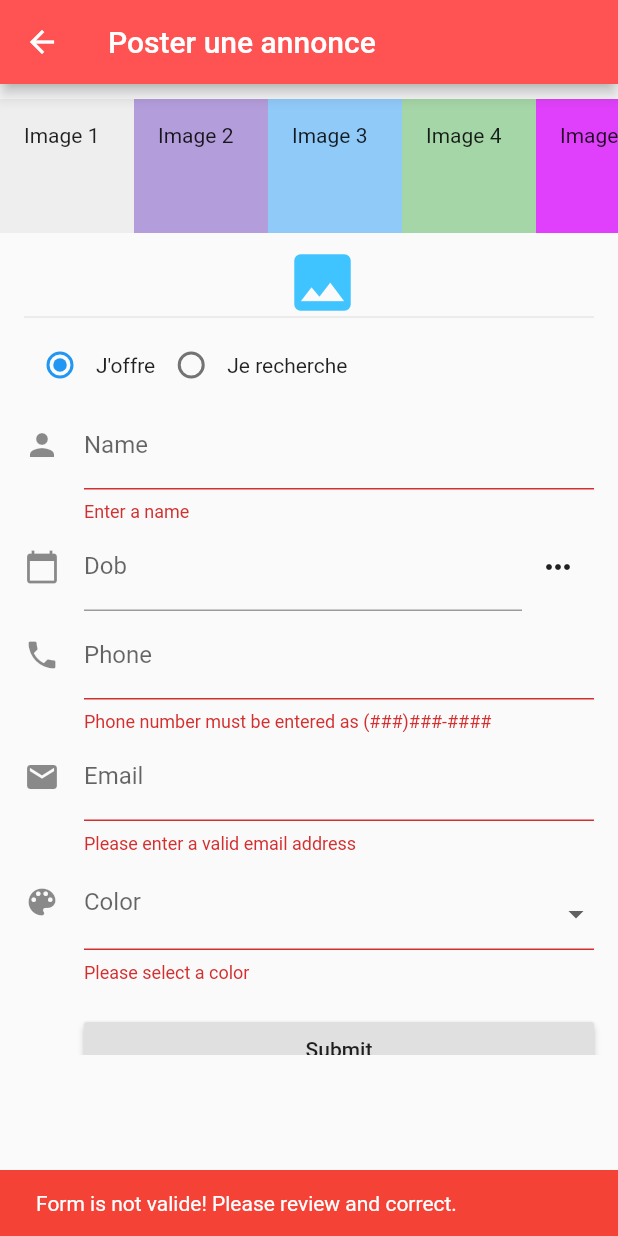
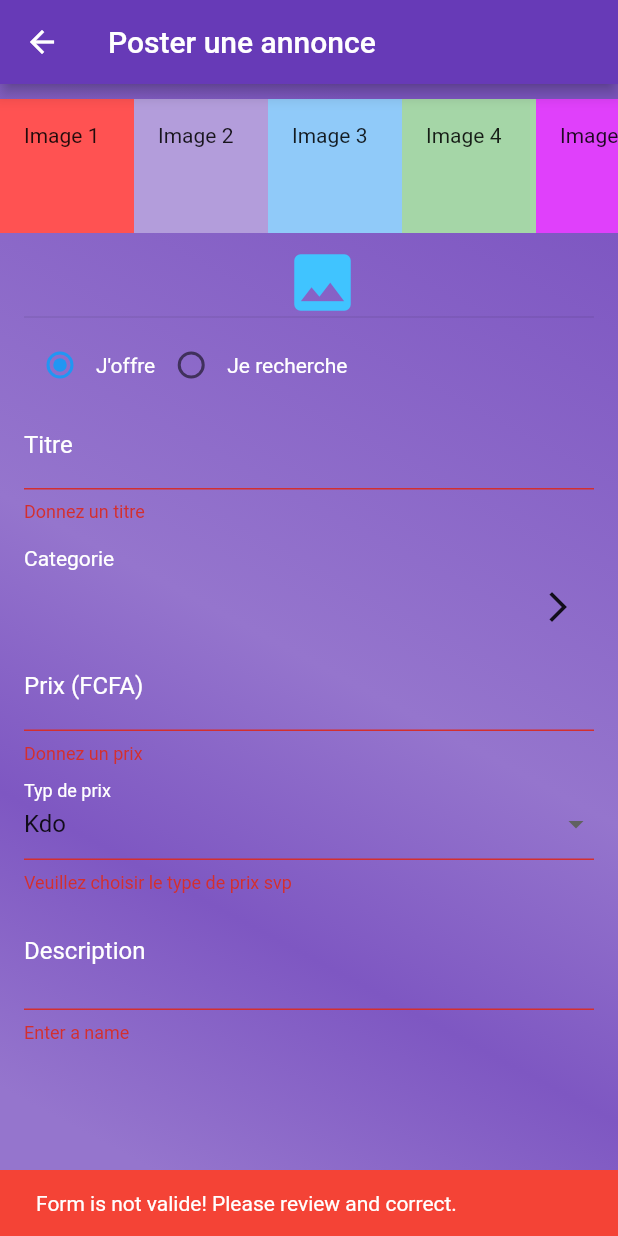
Before and after one commit to DuclosNgassa/eMarket_app, a Flutter app: the Post screen opened directly, after a tap on "Submit", on a phone screen of 412 x 824 dp. Run offline on Flutter 3.47's test engine with Material 2 defaults, Android fonts, the phone set to English and light mode, and no system bars.

Commit message:
Post-Form: Refractoring Post-Entity

```diff
--- /dev/null
+++ b/lib/component/custom_linear_gradient.dart
@@ -0,0 +1,27 @@
+import 'package:flutter/material.dart';
+
+class CustomLinearGradient extends StatelessWidget {
+  final Widget myChild;
+
+  CustomLinearGradient({this.myChild});
+
+  @override
+  Widget build(BuildContext context) {
+    return Container(
+      decoration: BoxDecoration(
+        gradient: LinearGradient(
+          begin: Alignment.topRight,
+          end: Alignment.bottomLeft,
+          stops: [0.1, 0.5, 0.7, 0.9],
+          colors: [
+            Colors.deepPurple[400],
+            Colors.deepPurple[300],
+            Colors.deepPurple[400],
+            Colors.deepPurple[300],
+          ],
+        ),
+      ),
+      child: myChild,
+    );
+  }
+}
--- a/lib/custom_widget/custom_multi_image_picker.dart
+++ b/lib/custom_widget/custom_multi_image_picker.dart
@@ -20,7 +20,7 @@ class CustomMultiImagePickerState extends State<CustomMultiImagePicker> {
         Container(
           padding: EdgeInsets.all(16.0),
           child: Text("Image 1"),
-          color: Colors.grey[200],
+          color: Colors.redAccent[200],
         ),
         Container(
           padding: EdgeInsets.all(16.0),
--- a/lib/form/post_form.dart
+++ b/lib/form/post_form.dart
@@ -4,7 +4,9 @@ import 'package:flutter/services.dart';
 import 'package:intl/intl.dart';
 import '../converter/date_converter.dart';
 import '../validator/form_validator.dart';
-import '../model/contact.dart';
+import '../model/posttyp.dart';
+import '../model/post.dart';
+import '../pages/categorie_page.dart';
 
 class PostForm extends StatefulWidget {
   PostForm({Key key, this.scaffoldKey}) : super(key: key);
@@ -14,21 +16,30 @@ class PostForm extends StatefulWidget {
   CustomFormState createState() => new CustomFormState(Colors.lightBlueAccent);
 }
 
-enum PostTyp { offer, search }
-
 class CustomFormState extends State<PostForm> {
   final Color color;
   final GlobalKey<FormState> _formKey = new GlobalKey<FormState>();
   final TextEditingController _controller = new TextEditingController();
   PostTyp _postTyp = PostTyp.offer;
+  String _categorie = '';
+
+/*
+  TextEditingController titleController = TextEditingController();
+  TextEditingController categorieController = TextEditingController();
+  TextEditingController priceController = TextEditingController();
+  TextEditingController descriptionController = TextEditingController();
+*/
 
   CustomFormState(this.color);
 
-  List<String> _colors = <String>['', 'red', 'green', 'orange'];
-  String _color = '';
-  DateConverter dateConverter = new DateConverter();
+  List<String> _priceTyps = <String>['Kdo', 'Negociable', 'Fixe'];
+  String _priceTyp = 'Kdo';
+
+  // DateConverter dateConverter = new DateConverter();
   FormValidator formValidator = new FormValidator();
-  Contact newContact = new Contact();
+
+  //Contact newContact = new Contact();
+  Post newPost = new Post();
 
   void showMessage(String message, [MaterialColor color = Colors.red]) {
     widget.scaffoldKey.currentState.showSnackBar(new SnackBar(
@@ -44,13 +55,12 @@ class CustomFormState extends State<PostForm> {
       alignment: Alignment.center,
       child: Form(
         key: _formKey,
-        autovalidate: true,
+        autovalidate: false,
         child: ListView(
           padding: const EdgeInsets.symmetric(horizontal: 16.0),
           children: <Widget>[
             Divider(),
-            Container(
-              child: Row(
+            Row(
               children: <Widget>[
                 Radio(
                   value: PostTyp.offer,
@@ -61,7 +71,10 @@ class CustomFormState extends State<PostForm> {
                     });
                   },
                 ),
-                  Text("J'offre"),
+                Text(
+                  "J'offre",
+                  style: new TextStyle(color: Colors.white),
+                ),
                 Radio(
                   value: PostTyp.search,
                   groupValue: _postTyp,
@@ -71,100 +84,85 @@ class CustomFormState extends State<PostForm> {
                     });
                   },
                 ),
-                  Text("Je recherche"),
+                Text(
+                  "Je recherche",
+                  style: new TextStyle(color: Colors.white),
+                ),
+              ],
+            ),
+            TextFormField(
+              decoration: const InputDecoration(
+                hintText: 'Donnez le titre de votre post',
+                labelText: 'Titre',
+                labelStyle: TextStyle(color: Colors.white),
+              ),
+              inputFormatters: [
+                LengthLimitingTextInputFormatter(30),
+              ],
+              validator: (val) =>
+                  formValidator.isEmptyText(val) ? 'Donnez un titre' : null,
+              onSaved: (val) => newPost.title = val,
+            ),
+            Container(
+              child: Column(
+                crossAxisAlignment: CrossAxisAlignment.start,
+                children: <Widget>[
+                  Padding(
+                    padding: const EdgeInsets.only(top: 16.0),
+                    child: Text(
+                      "Categorie",
+                      style: TextStyle(color: Colors.white),
+                    ),
+                  ),
+                  Row(
+                    children: <Widget>[
+                      new Expanded(
+                        child: Text(_categorie),
+                      ),
+                      IconButton(
+                        icon: Icon(Icons.arrow_forward_ios),
+                        tooltip: 'Choisir la catégorie',
+                        onPressed: showCategoriePage,
+                      )
+                    ],
+                  ),
                 ],
               ),
             ),
             TextFormField(
               decoration: const InputDecoration(
-                icon: const Icon(Icons.person),
-                hintText: 'Enter your first and last name',
-                labelText: 'Name',
+                hintText: 'Donnez le prix',
+                labelText: 'Prix (FCFA)',
+                labelStyle: TextStyle(color: Colors.white),
               ),
               inputFormatters: [
                 LengthLimitingTextInputFormatter(30),
               ],
               validator: (val) =>
-                  formValidator.isEmptyText(val) ? 'Enter a name' : null,
-              onSaved: (val) => newContact.name = val,
-            ),
-            Row(
-              children: <Widget>[
-                new Expanded(
-                  child: TextFormField(
-                    decoration: const InputDecoration(
-                      icon: const Icon(Icons.calendar_today),
-                      hintText: 'Enter your date of birth',
-                      labelText: 'Dob',
-                    ),
-                    controller: _controller,
-                    keyboardType: TextInputType.datetime,
-                    validator: (val) => formValidator.isValidDob(val)
-                        ? null
-                        : 'Not a valid date',
-                    onSaved: (val) =>
-                        newContact.dob = dateConverter.convertToDate(val),
-                  ),
-                ),
-                IconButton(
-                  icon: Icon(Icons.more_horiz),
-                  tooltip: 'Choose date',
-                  onPressed: (() {
-                    _chooseDate(context, _controller.text);
-                  }),
-                )
-              ],
-            ),
-            TextFormField(
-              decoration: const InputDecoration(
-                icon: const Icon(Icons.phone),
-                hintText: 'Enter a phone number',
-                labelText: 'Phone',
-              ),
-              keyboardType: TextInputType.phone,
-              inputFormatters: [
-                new WhitelistingTextInputFormatter(
-                    new RegExp(r'^[()\d -]{1,15}$')),
-              ],
-              validator: (value) => formValidator.isValidPhoneNumber(value)
-                  ? null
-                  : 'Phone number must be entered as (###)###-####',
-              onSaved: (val) => newContact.phone = val,
-            ),
-            TextFormField(
-              decoration: const InputDecoration(
-                icon: const Icon(Icons.email),
-                hintText: 'Enter a mail address',
-                labelText: 'Email',
-              ),
-              keyboardType: TextInputType.emailAddress,
-              inputFormatters: [LengthLimitingTextInputFormatter(50)],
-              validator: (value) => formValidator.isValidEmail(value)
-                  ? null
-                  : 'Please enter a valid email address',
-              onSaved: (val) => newContact.email = val,
+                  formValidator.isEmptyText(val) ? 'Donnez un prix' : null,
+              onSaved: (val) => newPost.fee = int.parse(val),
             ),
             FormField(
               builder: (FormFieldState state) {
                 return InputDecorator(
                   decoration: InputDecoration(
-                    icon: Icon(Icons.color_lens),
-                    labelText: 'Color',
+                    labelText: 'Typ de prix',
+                    labelStyle: TextStyle(color: Colors.white),
                     errorText: state.hasError ? state.errorText : null,
                   ),
-                  isEmpty: _color == '',
+                  isEmpty: _priceTyp == '',
                   child: DropdownButtonHideUnderline(
                     child: DropdownButton(
-                      value: _color,
+                      value: _priceTyp,
                       isDense: true,
                       onChanged: (String newValue) {
                         setState(() {
-                          newContact.favoriteColor = newValue;
-                          _color = newValue;
+                          newPost.feeTyp = newValue;
+                          _priceTyp = newValue;
                           state.didChange(newValue);
                         });
                       },
-                      items: _colors.map((String value) {
+                      items: _priceTyps.map((String value) {
                         return DropdownMenuItem(
                           value: value,
                           child: Text(value),
@@ -175,13 +173,28 @@ class CustomFormState extends State<PostForm> {
                 );
               },
               validator: (val) => formValidator.isEmptyText(val)
-                  ? 'Please select a color'
+                  ? 'Veuillez choisir le type de prix svp'
                   : null,
             ),
+            TextFormField(
+              maxLines: 2,
+              decoration: const InputDecoration(
+                hintText: 'Description de votre post',
+                labelText: 'Description',
+                labelStyle: TextStyle(color: Colors.white),
+              ),
+              inputFormatters: [
+                LengthLimitingTextInputFormatter(500),
+              ],
+              validator: (val) =>
+                  formValidator.isEmptyText(val) ? 'Enter a name' : null,
+              onSaved: (val) => newPost.description = val,
+            ),
             new Container(
-              padding: const EdgeInsets.only(left: 40.0, top: 20.0),
+              padding: const EdgeInsets.only(top: 10.0),
               child: RaisedButton(
-                child: Text('Submit'),
+                color: Colors.deepPurple,
+                child: Text('Submit', style: TextStyle(color: Colors.white)),
                 onPressed: _submitForm,
               ),
             ),
@@ -191,39 +204,57 @@ class CustomFormState extends State<PostForm> {
     );
   }
 
-  Future _chooseDate(BuildContext context, String initialDateString) async {
-    var now = new DateTime.now();
-    var initialDate = initialDateString.isNotEmpty
-        ? dateConverter.convertToDate(initialDateString)
-        : now;
-    initialDate = (initialDate.year >= 1900 && initialDate.isBefore(now)
-        ? initialDate
-        : now);
-    var result = await showDatePicker(
-      context: context,
-      initialDate: initialDate,
-      firstDate: DateTime(1900),
-      lastDate: DateTime.now(),
+  Future showCategoriePage() async {
+    String categorieChoosed = await Navigator.of(context).push(
+      MaterialPageRoute(
+        builder: (context) {
+          return CategoriePage();
+        },
+      ),
     );
-    if (result == null) return;
     setState(() {
-      _controller.text = DateFormat.yMd().format(result);
+      _categorie = categorieChoosed;
+      print("Choosed categorie: " + categorieChoosed);
     });
   }
+
+/*
+  void submitPup(context) {
+    if (nameController.text.isEmpty) {
+      Scaffold.of(context).showSnackBar(
+        SnackBar(
+          content: Text('Pups neeed names!'),
+          backgroundColor: Colors.redAccent,
+        ),
+      );
+    } else {
+      var newDog = Dog(nameController.text, locationController.text,
+          descriptionController.text);
+      Navigator.of(context).pop(newDog);
+    }
+  }
+*/
 
   void _submitForm() {
     final FormState form = _formKey.currentState;
 
     if (!form.validate()) {
       showMessage('Form is not valide! Please review and correct.');
+    } else if (_categorie.isEmpty) {
+      showMessage(
+          'Veuiillez choisir la categorie dans laquelle vous publiez votre post s´il vous pllait.');
     } else {
       form.save();
+      newPost.category = _categorie;
+      newPost.typ = _postTyp;
+
       print('Form save called, newContact is now up to date...');
-      print('Email: ${newContact.name}');
-      print('Dob: ${newContact.dob}');
-      print('Phone: ${newContact.phone}');
-      print('Email: ${newContact.email}');
-      print('Favorite Color: ${newContact.favoriteColor}');
+      print('Titre: ${newPost.typ}');
+      print('Typ: ${newPost.title}');
+      print('Categorie: ${newPost.category}');
+      print('Prix: ${newPost.fee}');
+      print('Typ de prix: ${newPost.feeTyp}');
+      print('Description: ${newPost.description}');
       print('========================================');
       print('Submitting to back end...');
       print('TODO - we will write the submission part next...');
--- a/lib/model/contact.dart
+++ b/lib/model/contact.dart
@@ -4,4 +4,5 @@ class Contact {
   String phone = '';
   String email = '';
   String favoriteColor = '';
+  String categorie;
 }
--- a/lib/model/post.dart
+++ b/lib/model/post.dart
@@ -1,10 +1,12 @@
+import '../model/posttyp.dart';
+
 class Post {
   String title;
   DateTime createdAt;
   String phoneAuthor = '';
   String emailAuthor = '';
   String category = '';
-  String typ;
+  PostTyp typ;
   String description;
   int fee;
   String feeTyp; //Negotiable / fixed price / gift
--- /dev/null
+++ b/lib/model/posttyp.dart
@@ -0,0 +1 @@
+enum PostTyp { offer, search }
--- a/lib/pages/post.dart
+++ b/lib/pages/post.dart
@@ -1,6 +1,8 @@
 import 'package:emarket_app/custom_widget/custom_multi_image_picker.dart';
 import 'package:flutter/material.dart';
 import '../form/post_form.dart';
+import '../component/custom_linear_gradient.dart';
+
 class Post extends StatefulWidget {
   Post({Key key, this.pageTitle}) : super(key: key);
   final String pageTitle;
@@ -18,9 +20,10 @@ class _PostPageState extends State<Post> {
       key: _scaffoldKey,
       appBar: AppBar(
         title: Text(widget.pageTitle),
-        backgroundColor: Colors.redAccent,
+        backgroundColor: Colors.deepPurple,
       ),
-      body: new SafeArea(
+      body: CustomLinearGradient(
+        myChild: new SafeArea(
           top: false,
           bottom: false,
           child: Padding(
@@ -29,15 +32,15 @@ class _PostPageState extends State<Post> {
               slivers: <Widget>[
                 SliverGrid(
                   gridDelegate: SliverGridDelegateWithFixedCrossAxisCount(
-                    crossAxisCount: 1,
-                    childAspectRatio: 3.0
-                ),
+                      crossAxisCount: 1, childAspectRatio: 3.0),
                   delegate: SliverChildListDelegate([CustomMultiImagePicker()]),
                 ),
                 SliverList(
                   delegate: SliverChildListDelegate(
                     [
-                    PostForm(scaffoldKey: _scaffoldKey,)
+                      PostForm(
+                        scaffoldKey: _scaffoldKey,
+                      )
                     ],
                   ),
                 ),
@@ -45,6 +48,7 @@ class _PostPageState extends State<Post> {
             ),
           ),
         ),
+      ),
     );
   }
 }
```
Also changed, not shown: lib/pages/categorie_page.dart (added, +143 -0 lines), lib/pages/home_page.dart (+12 -2 lines). Lines whose indentation alone changed are shown as unchanged.
